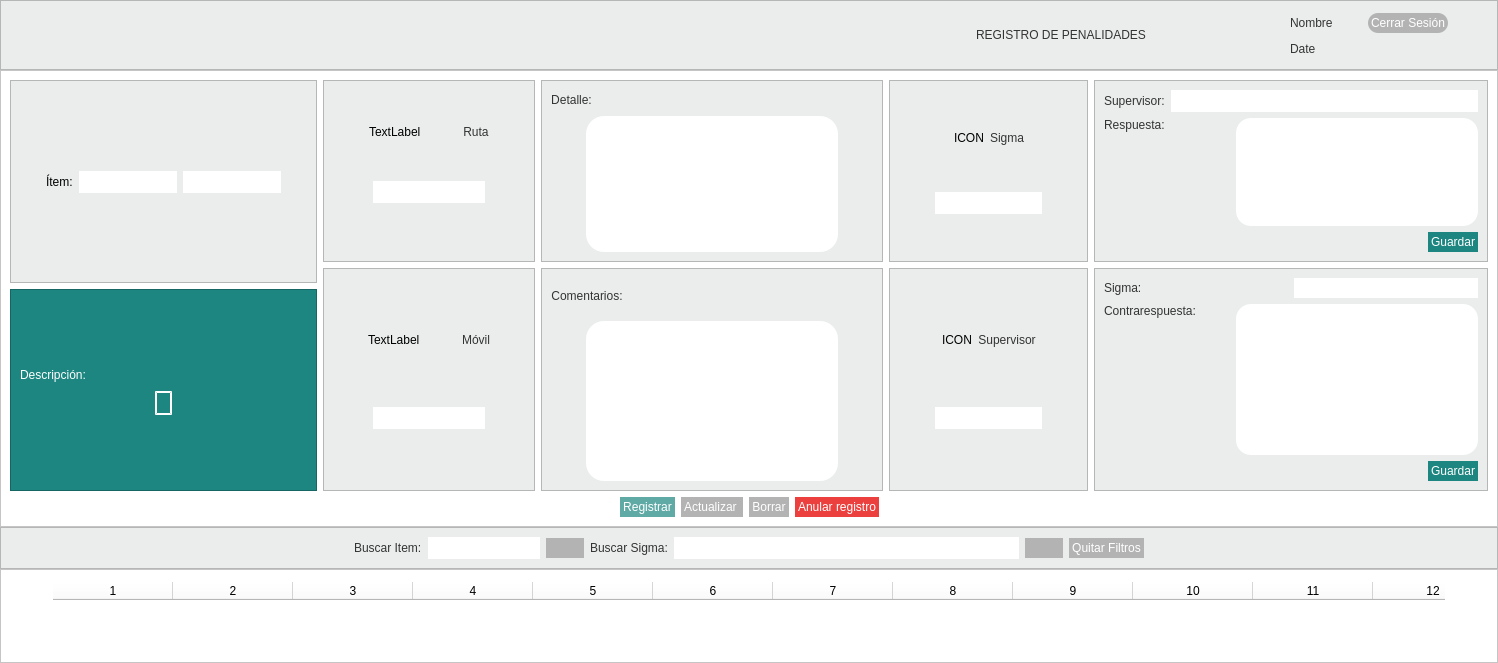
This is registro_penalidades.ui in altitude-solutions/Operador_Radio as Qt 5 draws it before an edit. The edited form follows.
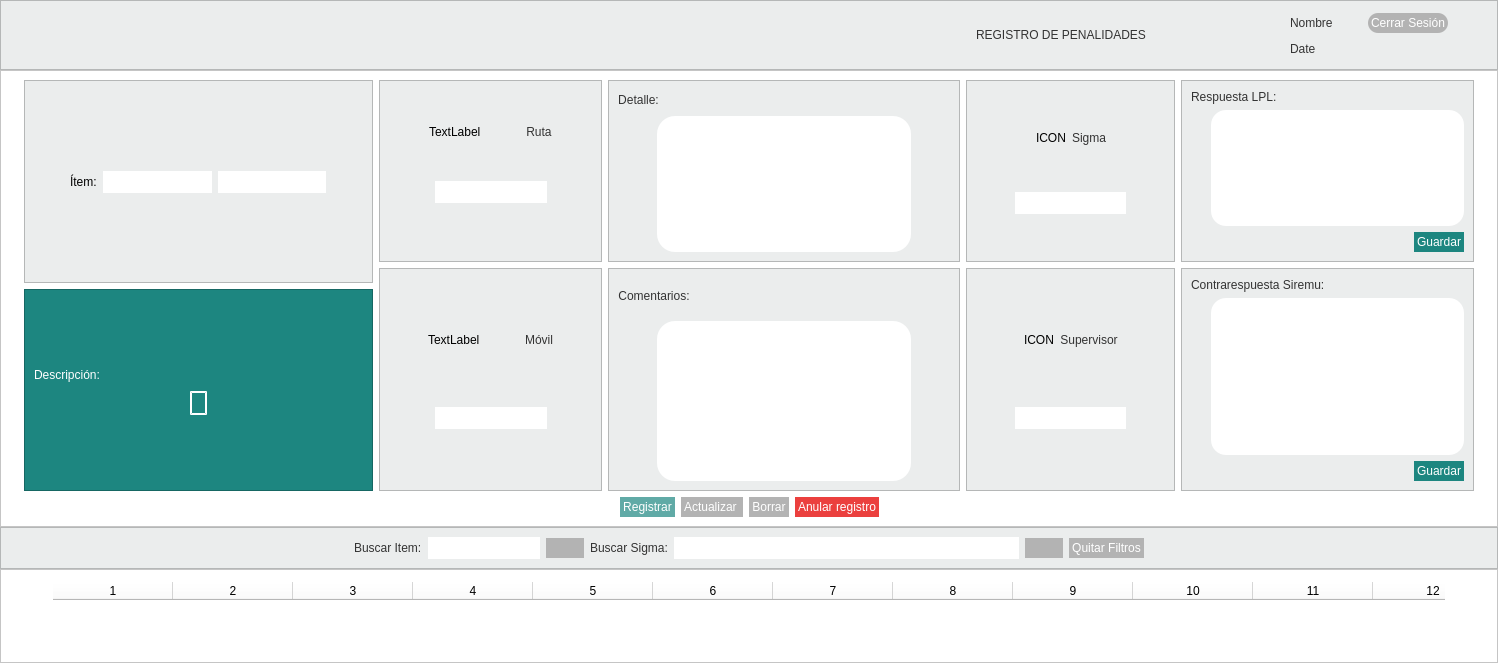
This is the edited form.

```diff
--- a/registro_penalidades.ui
+++ b/registro_penalidades.ui
@@ -1081,15 +1081,19 @@
                    <item>
                     <layout class="QVBoxLayout" name="verticalLayout_32">
                      <item>
-                      <layout class="QHBoxLayout" name="horizontalLayout_36">
-                       <item>
-                        <widget class="QLabel" name="label_user_15">
+                      <widget class="QLabel" name="label_user_12">
                          <property name="sizePolicy">
-                          <sizepolicy hsizetype="Preferred" vsizetype="Fixed">
-                           <horstretch>0</horstretch>
+                        <sizepolicy hsizetype="Fixed" vsizetype="Fixed">
+                         <horstretch>50</horstretch>
                            <verstretch>0</verstretch>
                           </sizepolicy>
                          </property>
+                       <property name="minimumSize">
+                        <size>
+                         <width>126</width>
+                         <height>0</height>
+                        </size>
+                       </property>
                          <property name="styleSheet">
                           <string notr="true">font: 11pt &quot;MS Shell Dlg 2&quot;;
 color:#333333;
@@ -1097,63 +1101,14 @@
 max-width:7em;</string>
                          </property>
                          <property name="text">
-                          <string>Supervisor:</string>
-                         </property>
-                        </widget>
-                       </item>
-                       <item>
-                        <widget class="QLineEdit" name="label_supervisor">
-                         <property name="sizePolicy">
-                          <sizepolicy hsizetype="Expanding" vsizetype="Fixed">
-                           <horstretch>0</horstretch>
-                           <verstretch>0</verstretch>
-                          </sizepolicy>
-                         </property>
-                         <property name="styleSheet">
-                          <string notr="true">background-color: white;
-border-style: outset;
-border-radius: 12px;
-font: 10pt &quot;MS Shell Dlg 2&quot;;
-color: #333333;
-min-width: 9em;
-padding: 3px;</string>
-                         </property>
-                         <property name="readOnly">
-                          <bool>true</bool>
-                         </property>
-                        </widget>
-                       </item>
-                      </layout>
+                        <string>Respuesta LPL:</string>
+                       </property>
+                      </widget>
                      </item>
                      <item>
                       <layout class="QHBoxLayout" name="horizontalLayout_37">
                        <item>
                         <layout class="QVBoxLayout" name="verticalLayout_33">
-                         <item>
-                          <widget class="QLabel" name="label_user_12">
-                           <property name="sizePolicy">
-                            <sizepolicy hsizetype="Fixed" vsizetype="Fixed">
-                             <horstretch>50</horstretch>
-                             <verstretch>0</verstretch>
-                            </sizepolicy>
-                           </property>
-                           <property name="minimumSize">
-                            <size>
-                             <width>126</width>
-                             <height>0</height>
-                            </size>
-                           </property>
-                           <property name="styleSheet">
-                            <string notr="true">font: 11pt &quot;MS Shell Dlg 2&quot;;
-color:#333333;
-min-width:7em;
-max-width:7em;</string>
-                           </property>
-                           <property name="text">
-                            <string>Respuesta:</string>
-                           </property>
-                          </widget>
-                         </item>
                          <item>
                           <spacer name="verticalSpacer_18">
                            <property name="orientation">
@@ -1741,49 +1696,8 @@
                    <item>
                     <layout class="QVBoxLayout" name="verticalLayout_41">
                      <item>
-                      <layout class="QHBoxLayout" name="horizontalLayout_51">
-                       <item>
-                        <widget class="QLabel" name="label_user_22">
-                         <property name="sizePolicy">
-                          <sizepolicy hsizetype="Preferred" vsizetype="Fixed">
-                           <horstretch>0</horstretch>
-                           <verstretch>0</verstretch>
-                          </sizepolicy>
-                         </property>
-                         <property name="styleSheet">
-                          <string notr="true">font: 11pt &quot;MS Shell Dlg 2&quot;;
-color:#333333;
-min-width:7em;
-max-width:7em;</string>
-                         </property>
-                         <property name="text">
-                          <string>Sigma:</string>
-                         </property>
-                        </widget>
-                       </item>
-                       <item>
-                        <widget class="QLabel" name="sigma_2">
-                         <property name="styleSheet">
-                          <string notr="true">background-color: white;
-border-style: outset;
-border-radius: 12px;
-font: 10pt &quot;MS Shell Dlg 2&quot;;
-color: #333333;
-min-width: 9em;
-padding: 3px;
-min-height:1.2em;</string>
-                         </property>
-                         <property name="text">
-                          <string/>
-                         </property>
-                        </widget>
-                       </item>
-                      </layout>
-                     </item>
-                     <item>
-                      <layout class="QHBoxLayout" name="horizontalLayout_52">
-                       <item>
-                        <layout class="QVBoxLayout" name="verticalLayout_43">
+                      <layout class="QHBoxLayout" name="horizontalLayout_51"/>
+                     </item>
                          <item>
                           <widget class="QLabel" name="label_user_23">
                            <property name="sizePolicy">
@@ -1805,10 +1719,14 @@
 min-width:7em;</string>
                            </property>
                            <property name="text">
-                            <string>Contrarespuesta:</string>
+                        <string>Contrarespuesta Siremu:</string>
                            </property>
                           </widget>
                          </item>
+                     <item>
+                      <layout class="QHBoxLayout" name="horizontalLayout_52">
+                       <item>
+                        <layout class="QVBoxLayout" name="verticalLayout_43">
                          <item>
                           <spacer name="verticalSpacer_22">
                            <property name="orientation">
```
Left out of the diff: 10 changed lines with no effect on the pictures. Lines whose indentation alone changed are shown as unchanged.
